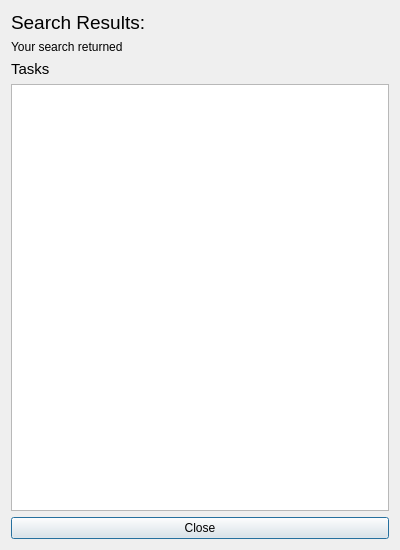
BelchieBen/BenjaminBelcherAssessment, file views/searchtasksallprojectsdialog.ui: the form before one commit.
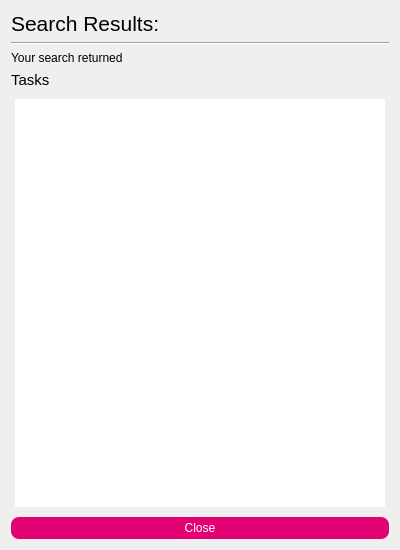
The form after the commit.

```diff
--- a/views/searchtasksallprojectsdialog.ui
+++ b/views/searchtasksallprojectsdialog.ui
@@ -24,7 +24,7 @@
     <widget class="QLabel" name="Title">
      <property name="font">
       <font>
-       <pointsize>14</pointsize>
+       <pointsize>16</pointsize>
       </font>
      </property>
      <property name="text">
@@ -32,6 +32,13 @@
      </property>
     </widget>
    </item>
+   <item>
+    <widget class="Line" name="line">
+     <property name="orientation">
+      <enum>Qt::Horizontal</enum>
+     </property>
+    </widget>
+   </item>
    <item>
     <widget class="QLabel" name="YourSearchReturnedLbl">
      <property name="text">
@@ -52,10 +59,24 @@
     </widget>
    </item>
    <item>
-    <widget class="QListWidget" name="SearchResults"/>
+    <widget class="QListWidget" name="SearchResults">
+     <property name="styleSheet">
+      <string notr="true">border-radius:4px;
+padding:4px;</string>
+     </property>
+    </widget>
    </item>
    <item>
     <widget class="QPushButton" name="CloseBtn">
+     <property name="styleSheet">
+      <string notr="true">background-color: rgb(227, 0, 114);
+color: rgb(255, 255, 255);
+border-radius:8px;
+padding-top:4px;
+padding-bottom:4px;
+padding-left:25px;
+padding-right:25px;</string>
+     </property>
      <property name="text">
       <string>Close</string>
      </property>
```
